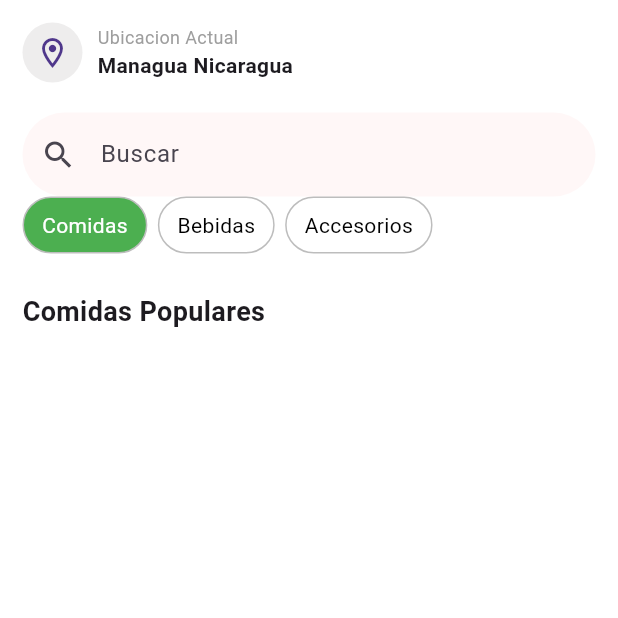
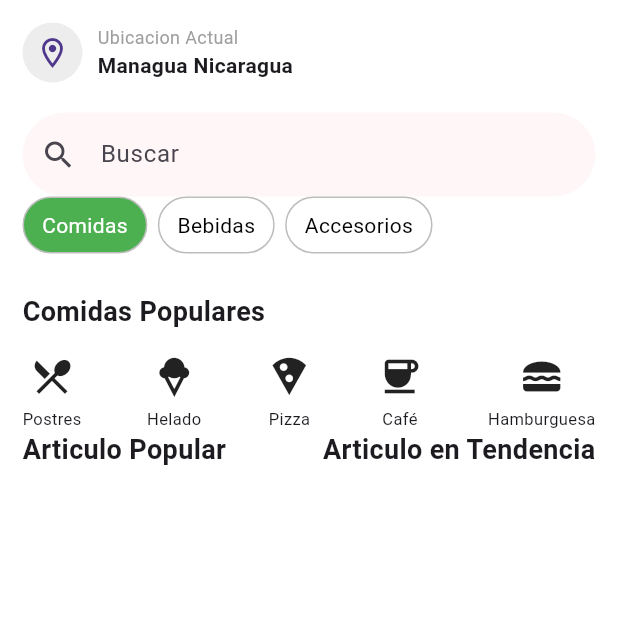
Before and after one commit to jabrielthj07-DJ/App_Duplicated_Screen, a Flutter app: the screen it shows after launch, on a phone screen of 412 x 824 dp, the top half of it. Run offline on Flutter 3.47's test engine with Material 3 defaults, Android fonts, the phone set to English and light mode, and no system bars.

Commit message:
feat (ui): Creando Iconos and texto previo a tarjetas productos

```diff
--- a/lib/main.dart
+++ b/lib/main.dart
@@ -90,6 +90,41 @@ class HomeScreen extends StatelessWidget {
               ),
 
               const SizedBox(height: 15),
+
+                            // Tipos de comida
+              Row(
+                mainAxisAlignment: MainAxisAlignment.spaceBetween,
+                children: [
+                  _foodIcon(Icons.local_dining, "Postres"),
+                  _foodIcon(Icons.icecream, "Helado"),
+                  _foodIcon(Icons.local_pizza, "Pizza"),
+                  _foodIcon(Icons.coffee, "Café"),
+                  _foodIcon(Icons.lunch_dining, "Hamburguesa"),
+                ],
+              ),
+
+                            Row(
+                mainAxisAlignment: MainAxisAlignment.spaceBetween,
+                children: [
+                  const Text(
+                    "Articulo Popular",
+                    style: TextStyle(
+                      fontSize: 18,
+                      fontWeight: FontWeight.bold,
+                    ),
+                  ),
+
+                  const Text(
+                    "Articulo en Tendencia",
+                    style: TextStyle(
+                      fontSize: 18,
+                      fontWeight: FontWeight.bold,
+                    ),
+                  ),
+                ],
+              ),
+
+
             ],
 
           ),
@@ -99,6 +134,9 @@ class HomeScreen extends StatelessWidget {
     );
 
   }
+
+
+// Metodos para crear los widgets de categorias y comida, proximamente tarjetas
 
 // Categorías
     static Widget _category(String text, bool selected) {
@@ -128,4 +166,26 @@ class HomeScreen extends StatelessWidget {
       ),
     );
   }
+
+  // Iconos de comida
+  static Widget _foodIcon(IconData icon, String text) {
+    return Column(
+      children: [
+        Icon(
+          icon,
+          size: 30,
+        ),
+
+        const SizedBox(height: 5),
+
+        Text(
+          text,
+          style: const TextStyle(
+            fontSize: 11,
+          ),
+        ),
+      ],
+    );
+  }
+
 }
```
